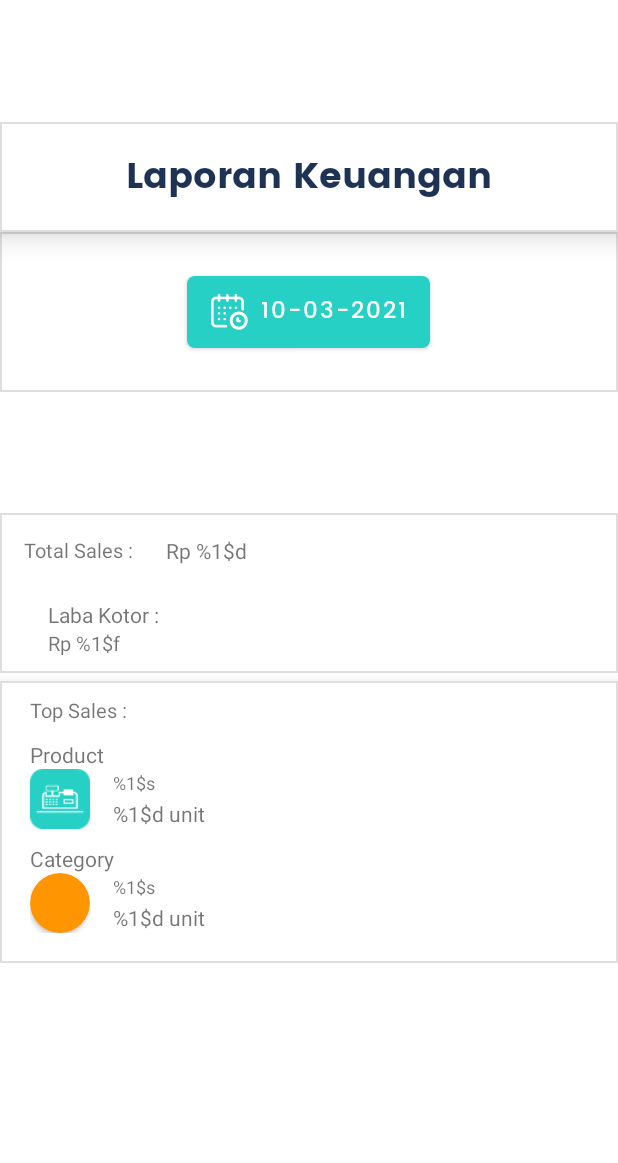
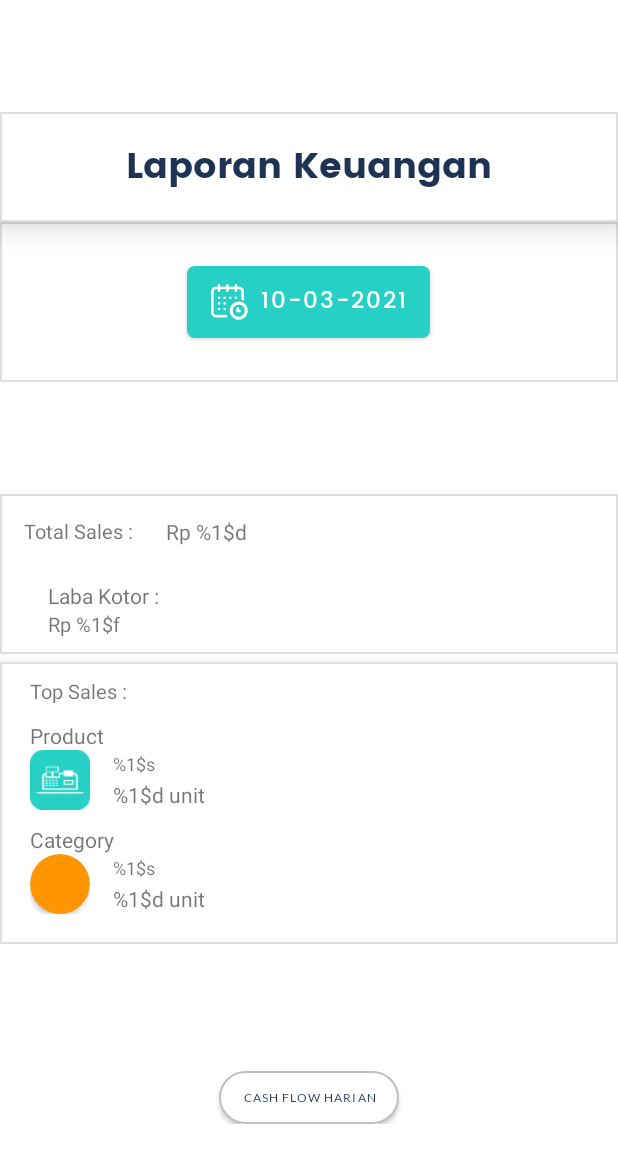
Before and after one commit to arthara/SimplePOS-android, an Android app: the fragment MainFragment shown on its own in the app's theme, on a phone screen of 412 x 824 dp. Shown: the top 1163 px of the screen. Run offline under Robolectric (Android 15) with nearby library versions, the phone set to English and light mode, and no system bars; our stand-ins replace data binding; network calls fail; Roboto replaces fonts that are not available here; 1 statement that could not run was skipped.

Commit message:
Penambahan Button CashFlow pada Laporan Keuangan Page (#54)

```diff
--- /dev/null
+++ b/app/src/main/res/drawable/rounded_btn_cashflow.xml
@@ -0,0 +1,11 @@
+<?xml version="1.0" encoding="utf-8"?>
+<shape xmlns:android="http://schemas.android.com/apk/res/android" >
+    <solid android:color="@color/white" />
+
+    <stroke
+        android:width="1dp"
+        android:color="@color/gray" />
+    <corners
+        android:radius="25dp"  />
+
+</shape>
--- a/app/src/main/res/layout/fragment_dashboard_main.xml
+++ b/app/src/main/res/layout/fragment_dashboard_main.xml
@@ -352,12 +352,30 @@
             <LinearLayout
                 android:id="@+id/layoutbottom"
                 android:layout_width="match_parent"
-                android:layout_height="10dp"
+                android:layout_height="35dp"
                 android:orientation="vertical"
                 app:layout_constraintStart_toStartOf="parent"
                 app:layout_constraintEnd_toEndOf="parent"
                 app:layout_constraintTop_toBottomOf="@id/layoutscrollview"
-                app:layout_constraintBottom_toBottomOf="parent">
+                app:layout_constraintBottom_toBottomOf="parent"
+                android:gravity="center">
+
+                <Button
+                    android:id="@+id/cashflowharian_fab"
+                    android:layout_width="wrap_content"
+                    android:layout_height="wrap_content"
+                    android:text="@string/cashflowharian_fab"
+                    android:maxLines="1"
+                    android:fontFamily="@font/lato"
+                    android:textSize="8sp"
+                    android:textColor="@color/dark_black"
+                    android:textAlignment="center"
+                    app:backgroundTint="@null"
+                    android:background="@drawable/rounded_btn_cashflow"
+                    android:elevation="2dp"
+                    android:translationZ="2dp">
+                </Button>
+
             </LinearLayout>
         </androidx.constraintlayout.widget.ConstraintLayout>
 
--- a/app/src/main/res/values/strings.xml
+++ b/app/src/main/res/values/strings.xml
@@ -45,6 +45,7 @@
     <string name="top_total">%1$d unit</string>
     <string name="date">%1$d-%2$d-%3$d</string>
     <string name="no_product_sold">Tidak ada produk yang terjual</string>
+    <string name="cashflowharian_fab">Cash Flow Harian</string>
 
     <!--  Inventory Fragment String  -->
     <string name="product_stock">Stok Produk</string>
```
